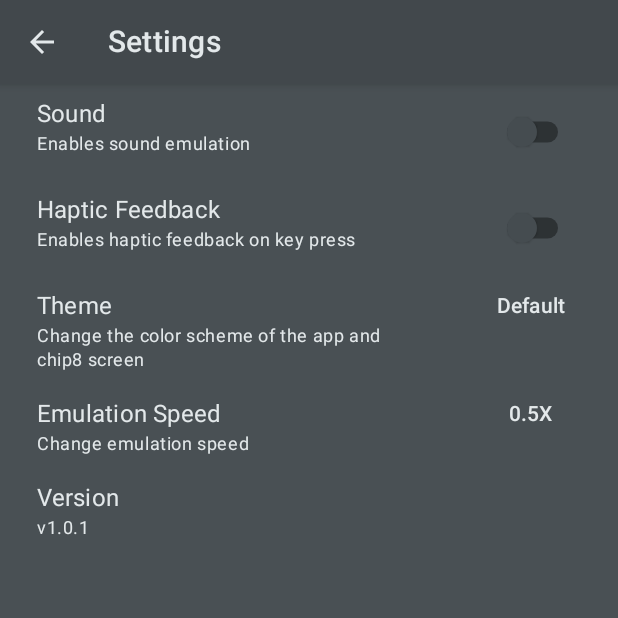
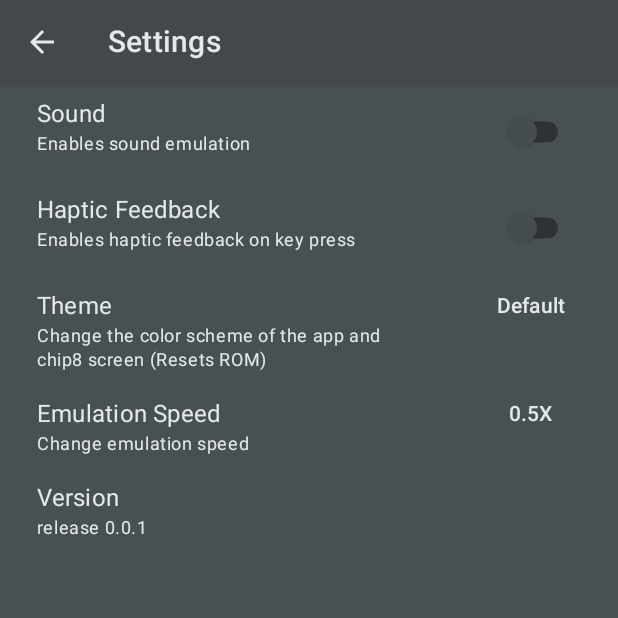
Before and after one commit to ashishekka97/k8, an Android app built with Jetpack Compose: the SettingsActivity screen opened directly, with no data from a screen before it, on a phone screen of 412 x 824 dp, the top half of it. Run offline under Robolectric (Android 15) with nearby library versions, the phone set to English and light mode, and no system bars; network calls fail.

Commit message:
Final touches

```diff
--- a/android/src/main/java/me/ashishekka/k8/android/SettingViewModel.kt
+++ b/android/src/main/java/me/ashishekka/k8/android/SettingViewModel.kt
@@ -51,7 +51,7 @@ class SettingViewModel(application: Application) : ViewModel() {
                     Setting.MultiOptionSetting(
                         key = KEY_THEME,
                         title = "Theme",
-                        description = "Change the color scheme of the app and chip8 screen",
+                        description = "Change the color scheme of the app and chip8 screen (Resets ROM)",
                         options = ColorScheme.getAllThemes(),
                         optionSelected = theme
                     ),
@@ -67,7 +67,7 @@ class SettingViewModel(application: Application) : ViewModel() {
                     Setting.TextSetting(
                         key = KEY_VERSION,
                         title = "Version",
-                        description = "v1.0.1"
+                        description = "${BuildConfig.BUILD_TYPE} ${BuildConfig.VERSION_NAME}"
                     )
                 )
             }.collectLatest {
--- a/android/src/main/java/me/ashishekka/k8/android/SettingsActivity.kt
+++ b/android/src/main/java/me/ashishekka/k8/android/SettingsActivity.kt
@@ -5,12 +5,14 @@ package me.ashishekka.k8.android
 import android.os.Bundle
 import androidx.activity.compose.setContent
 import androidx.appcompat.app.AppCompatActivity
+import androidx.compose.foundation.background
 import androidx.compose.foundation.layout.Arrangement
 import androidx.compose.foundation.layout.Column
 import androidx.compose.foundation.layout.PaddingValues
 import androidx.compose.foundation.layout.Row
 import androidx.compose.foundation.layout.fillMaxWidth
 import androidx.compose.foundation.layout.padding
+import androidx.compose.foundation.layout.safeDrawingPadding
 import androidx.compose.foundation.lazy.LazyColumn
 import androidx.compose.foundation.lazy.items
 import androidx.compose.foundation.lazy.itemsIndexed
@@ -19,14 +21,17 @@ import androidx.compose.material.Colors
 import androidx.compose.material.ExperimentalMaterialApi
 import androidx.compose.material.Icon
 import androidx.compose.material.IconButton
+import androidx.compose.material.LocalElevationOverlay
 import androidx.compose.material.MaterialTheme
 import androidx.compose.material.RadioButton
+import androidx.compose.material.RadioButtonDefaults
 import androidx.compose.material.Scaffold
 import androidx.compose.material.Surface
 import androidx.compose.material.Switch
 import androidx.compose.material.Text
 import androidx.compose.material.TextButton
 import androidx.compose.material.TopAppBar
+import androidx.compose.material.primarySurface
 import androidx.compose.runtime.Composable
 import androidx.compose.runtime.collectAsState
 import androidx.compose.ui.Alignment
@@ -36,9 +41,11 @@ import androidx.compose.ui.res.vectorResource
 import androidx.compose.ui.unit.dp
 import androidx.compose.ui.window.Dialog
 import androidx.compose.ui.window.DialogProperties
+import androidx.core.view.WindowCompat
 import me.ashishekka.k8.android.data.KEY_THEME
 import me.ashishekka.k8.android.data.KateDataStoreImpl
 import me.ashishekka.k8.android.theming.ColorScheme
+import me.ashishekka.k8.android.theming.fullScaffoldBackground
 import me.ashishekka.k8.android.theming.getThemeColors
 import me.ashishekka.k8.android.util.capitalize
 
@@ -47,6 +54,7 @@ class SettingsActivity : AppCompatActivity() {
     private val dataStore by lazy { KateDataStoreImpl(application) }
     override fun onCreate(savedInstanceState: Bundle?) {
         super.onCreate(savedInstanceState)
+        WindowCompat.setDecorFitsSystemWindows(window, false)
         setContent {
             val uiState = viewModel.uiState
             val themeState = dataStore.getIntPreference(KEY_THEME).collectAsState(0)
@@ -75,6 +83,12 @@ fun SettingScreen(
 ) {
     MaterialTheme(colors = themeColors) { // or AppCompatTheme
         Scaffold(
+            modifier = Modifier.background(
+                fullScaffoldBackground(
+                    color = MaterialTheme.colors.primarySurface,
+                    elevationOverlay = LocalElevationOverlay.current
+                )
+            ).safeDrawingPadding(),
             topBar = {
                 TopAppBar(
                     title = { Text("Settings", color = MaterialTheme.colors.primary) },
@@ -164,6 +178,9 @@ fun OptionUi(
             )
             RadioButton(
                 selected = isSelected,
+                colors = RadioButtonDefaults.colors(
+                    unselectedColor = MaterialTheme.colors.secondary
+                ),
                 onClick = { onOptionSelected(optionIndex) }
             )
         }
--- a/android/src/main/java/me/ashishekka/k8/android/theming/KateColors.kt
+++ b/android/src/main/java/me/ashishekka/k8/android/theming/KateColors.kt
@@ -1,7 +1,11 @@
 package me.ashishekka.k8.android.theming
 
 import androidx.compose.material.Colors
+import androidx.compose.material.ElevationOverlay
+import androidx.compose.material.MaterialTheme
+import androidx.compose.runtime.Composable
 import androidx.compose.ui.graphics.Color
+import androidx.compose.ui.unit.dp
 
 fun defaultColors(
     primary: Color = Color(0xFFe3e8ea),
@@ -205,3 +209,15 @@ enum class ColorScheme(private val theme: String) {
         }
     }
 }
+
+@Composable
+fun fullScaffoldBackground(
+    color: Color,
+    elevationOverlay: ElevationOverlay?
+): Color {
+    return if (color == MaterialTheme.colors.surface && elevationOverlay != null) {
+        elevationOverlay.apply(color, 4.dp)
+    } else {
+        color
+    }
+}
--- /dev/null
+++ b/android/src/main/res/values/values.xml
@@ -0,0 +1,8 @@
+<?xml version="1.0" encoding="utf-8"?>
+<resources>
+    <style name="Theme.K8" parent="Theme.AppCompat.Light.NoActionBar">
+        <!--Other app theme properties-->
+        <item name="android:statusBarColor">@android:color/transparent</item>
+        <item name="android:navigationBarColor">@android:color/transparent</item>
+    </style>
+</resources>
```
Also changed, not shown: android/src/main/AndroidManifest.xml (+18 -7 lines), android/src/main/java/me/ashishekka/k8/android/MainActivity.kt (+39 -12 lines), android/src/main/java/me/ashishekka/k8/android/RomPickerActivity.kt (+13 -0 lines).
